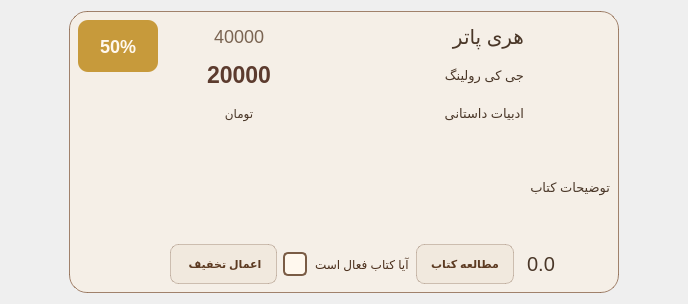
Old version of the form Client/sharedbookcard.ui in the repository Onyx1907/Lumina-EBook-Platform.
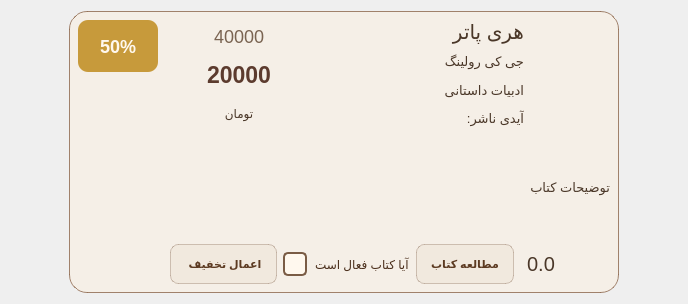
New version of the form. Icons and pictures are not drawn.

```diff
--- a/Client/sharedbookcard.ui
+++ b/Client/sharedbookcard.ui
@@ -313,6 +313,39 @@
             </property>
            </widget>
           </item>
+          <item>
+           <widget class="QLabel" name="publisher_label">
+            <property name="minimumSize">
+             <size>
+              <width>150</width>
+              <height>0</height>
+             </size>
+            </property>
+            <property name="maximumSize">
+             <size>
+              <width>215</width>
+              <height>16777215</height>
+             </size>
+            </property>
+            <property name="styleSheet">
+             <string notr="true">qproperty-alignment: 'AlignLeft | AlignVCenter';
+font-size: 13px;
+</string>
+            </property>
+            <property name="text">
+             <string>آیدی ناشر: </string>
+            </property>
+            <property name="textFormat">
+             <enum>Qt::PlainText</enum>
+            </property>
+            <property name="alignment">
+             <set>Qt::AlignLeading|Qt::AlignLeft|Qt::AlignVCenter</set>
+            </property>
+            <property name="wordWrap">
+             <bool>true</bool>
+            </property>
+           </widget>
+          </item>
          </layout>
         </item>
         <item>
```
